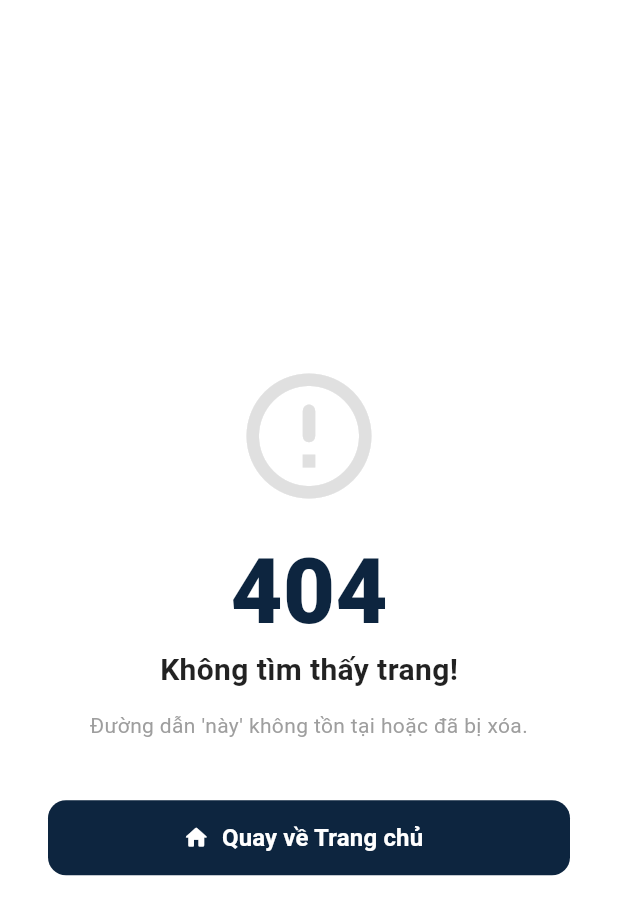
After one commit to duyphan-tech/movie_demo_app, a Flutter app: the NotFoundScreen screen opened directly, on a phone screen of 412 x 824 dp. The commit adds this screen. Shown: the top 915 px of the screen. Run offline on Flutter 3.47's test engine with Material 3 defaults, Android fonts, the phone set to English and light mode, and no system bars; our stand-ins replace cached_network_image, connectivity_plus, dio, equatable, flutter_hooks, flutter_riverpod and 7 more; accounts and stored records are empty; generated files the repository leaves out were written again.

Commit message:
Implement `SplashScreen`, `NotFoundScreen`, and add `gap` dependency
- **Core/UI**:
  - Implement `SplashScreen` using `flutter_hooks` with a scale and fade-in animation for the logo and a themed gradient background.
  - Implement a modern `NotFoundScreen` (404) with a custom design, localized error messages, and a "Return to Home" button.
  - Add `gap` package for more consistent spacing in layouts.

- **Routing**:
  - Update `GoRouter` configuration to use the new `SplashScreen` as the initial route.
  - Replace the inline error builder with the dedicated `NotFoundScreen` for better user experience on invalid paths.
  - Remove unused `AppConstants` import in `app_router.dart`.

```diff
--- /dev/null
+++ b/lib/features/core/presentation/screens/not_found_screen.dart
@@ -0,0 +1,86 @@
+import 'package:flutter/material.dart';
+import 'package:gap/gap.dart';
+import 'package:go_router/go_router.dart';
+import 'package:movie_demo_app/core/router/router_path.dart';
+
+class NotFoundScreen extends StatelessWidget {
+  final String? path;
+
+  const NotFoundScreen({super.key, this.path});
+
+  @override
+  Widget build(BuildContext context) {
+    return Scaffold(
+      backgroundColor: Colors.white,
+      body: Center(
+        child: Padding(
+          padding: const EdgeInsets.all(32.0),
+          child: Column(
+            mainAxisAlignment: MainAxisAlignment.center,
+            children: [
+              Icon(
+                Icons.error_outline_rounded,
+                size: 100,
+                color: Colors.grey.shade300,
+              ),
+              Gap(24),
+
+              const Text(
+                "404",
+                style: TextStyle(
+                  fontSize: 60,
+                  fontWeight: FontWeight.w900,
+                  color: Color(0xFF0d253f),
+                  height: 1,
+                ),
+              ),
+              Gap(8),
+
+              const Text(
+                "Không tìm thấy trang!",
+                style: TextStyle(
+                  fontSize: 20,
+                  fontWeight: FontWeight.bold,
+                  color: Colors.black87,
+                ),
+              ),
+
+              Gap(12),
+
+              Text(
+                "Đường dẫn '${path ?? 'này'}' không tồn tại hoặc đã bị xóa.",
+                textAlign: TextAlign.center,
+                style: const TextStyle(color: Colors.grey, fontSize: 14),
+              ),
+
+              Gap(40),
+
+              SizedBox(
+                width: double.infinity,
+                height: 50,
+                child: ElevatedButton.icon(
+                  onPressed: () {
+                    context.go(RouterPath.home);
+                  },
+                  icon: const Icon(Icons.home_rounded),
+                  label: const Text(
+                    "Quay về Trang chủ",
+                    style: TextStyle(fontSize: 16, fontWeight: FontWeight.bold),
+                  ),
+                  style: ElevatedButton.styleFrom(
+                    backgroundColor: const Color(0xFF0d253f),
+                    foregroundColor: Colors.white,
+                    elevation: 0,
+                    shape: RoundedRectangleBorder(
+                      borderRadius: BorderRadius.circular(12),
+                    ),
+                  ),
+                ),
+              ),
+            ],
+          ),
+        ),
+      ),
+    );
+  }
+}
--- a/pubspec.yaml
+++ b/pubspec.yaml
@@ -50,6 +50,7 @@ dependencies:
   freezed: ^3.2.3
   connectivity_plus: ^7.0.0
   intl: ^0.20.2
+  gap: ^3.0.1
 
 
 dev_dependencies:
```
Also changed, not shown: lib/core/router/app_router.dart (+4 -24 lines), lib/features/core/presentation/screens/splash_screen.dart (added, +86 -0 lines), pubspec.lock.
